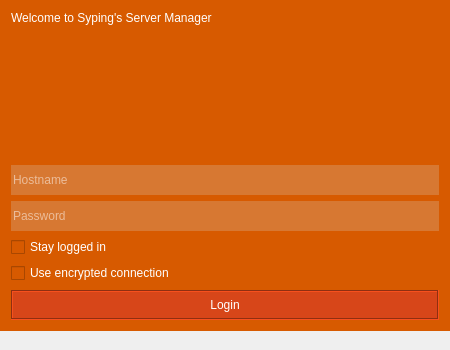
Before: the Qt Designer form frmServerManager.ui in Syping/servermgr, drawn with Qt 5.
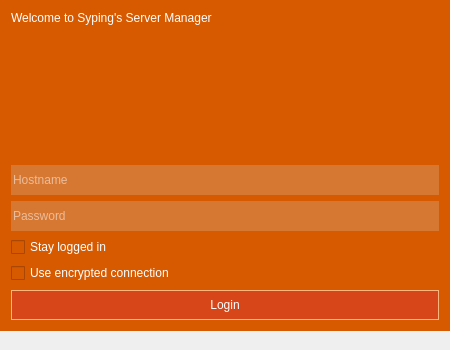
After: the same form once the commit is applied. The open tabs and pages were chosen to show the change. Icons and pictures are not drawn. Custom widgets are drawn as their Qt base class.

Commit message: Style improved, translation updated, MessageBoxes improved

What changed in the file:
```diff
--- a/frmServerManager.ui
+++ b/frmServerManager.ui
@@ -73,7 +73,37 @@
 	selection-background-color: rgb(255, 255, 255);
 	selection-color: rgb(215, 90, 0);
 }
-</string>
+QPushButton{
+	border-style: ridge;
+	background-color: rgb(215, 70, 25); 
+	color: rgb(255, 255, 255);
+	border-width: 1px;
+	border-radius: 0px;
+	border-color: rgb(215, 120, 50);
+	min-width: 5em;
+	padding: 4px;
+}
+QPushButton:pressed{
+	background-color: rgb(255, 255, 255);
+	color: rgb(215, 70, 25);
+	border-style: inset;
+}
+QPushButton:hover{
+	background-color: rgb(255, 255, 255);
+	color: rgb(215, 70, 25);
+}
+QPushButton:focus{
+	background-color: rgb(218, 86, 45);
+}
+QPushButton:focus:hover{
+	background-color: rgb(255, 255, 255);
+	color: rgb(215, 70, 25);
+}
+QPushButton:focus:pressed{
+	background-color: rgb(255, 255, 255);
+	color: rgb(215, 70, 25);
+	border-style: inset;
+}</string>
        </property>
        <layout class="QVBoxLayout" name="verticalLayout">
         <item>
@@ -210,35 +240,16 @@
          </spacer>
         </item>
         <item>
-         <widget class="KPTLabel" name="labDesignedLogin">
+         <widget class="QPushButton" name="cmdDesignedLogin">
           <property name="minimumSize">
            <size>
-            <width>0</width>
+            <width>75</width>
             <height>30</height>
            </size>
           </property>
-          <property name="maximumSize">
-           <size>
-            <width>16777215</width>
-            <height>30</height>
-           </size>
-          </property>
-          <property name="styleSheet">
-           <string notr="true">background-color: rgb(215, 70, 25); 
-border-color: rgb(215, 120, 50);</string>
-          </property>
-          <property name="frameShape">
-           <enum>QFrame::Box</enum>
-          </property>
-          <property name="frameShadow">
-           <enum>QFrame::Sunken</enum>
-          </property>
           <property name="text">
            <string>Login</string>
           </property>
-          <property name="alignment">
-           <set>Qt::AlignCenter</set>
-          </property>
          </widget>
         </item>
        </layout>
```
Left out of the diff: 76 changed lines with no effect on the pictures. The commit also changes 10 other files.
